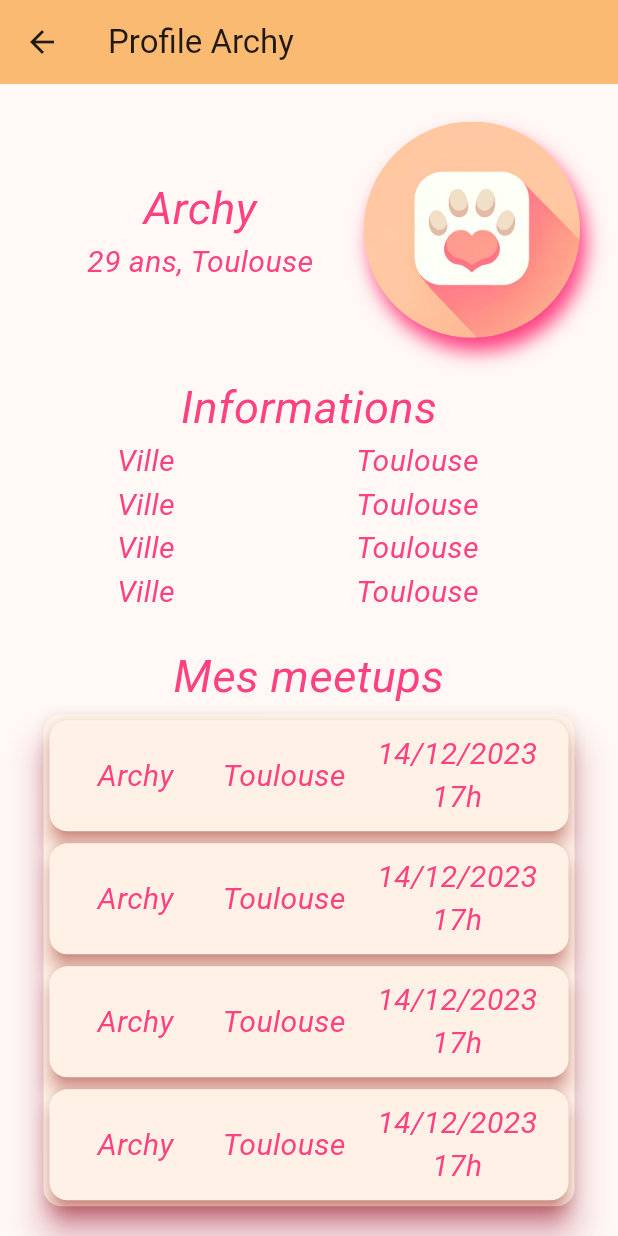
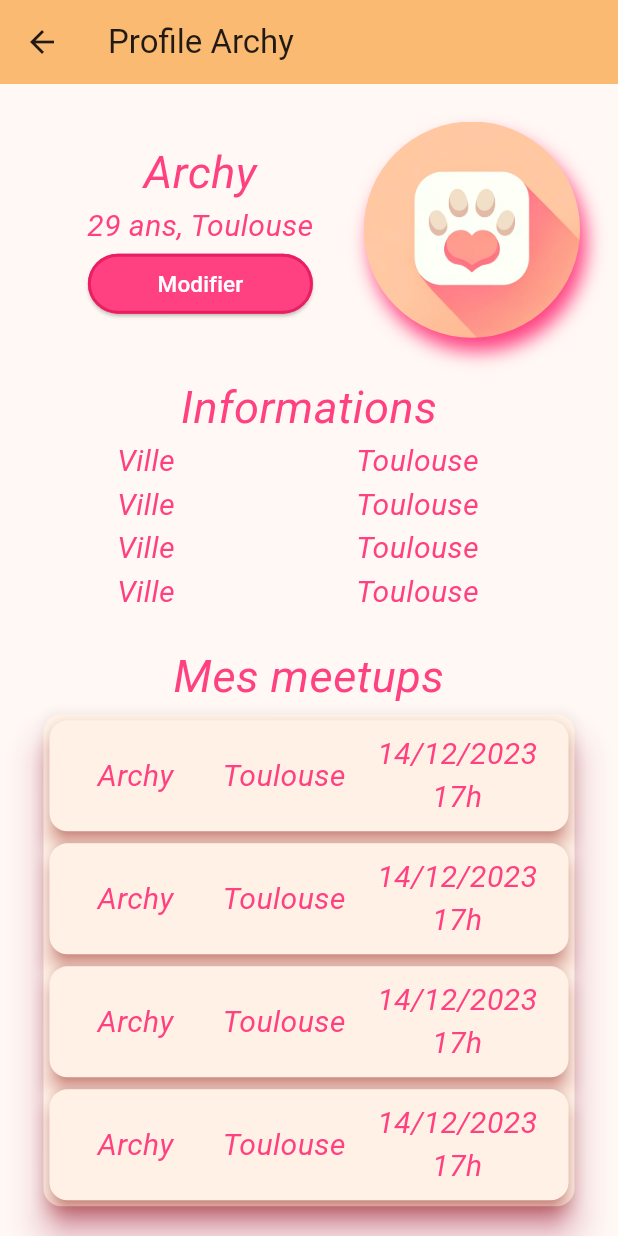
Before and after one commit to Juju-archy/furmeet_test, a Flutter app: the ProfilUSer screen opened directly, on a phone screen of 412 x 824 dp. Run offline on Flutter 3.47's test engine with Material 2 defaults, Android fonts, the phone set to English and light mode, and no system bars.

Commit message:
Bouton modifier profil

```diff
--- a/lib/page/profil/profil_user.dart
+++ b/lib/page/profil/profil_user.dart
@@ -32,7 +32,23 @@ class _ProfilUserState extends State<ProfilUSer> {
                       mainAxisAlignment: MainAxisAlignment.spaceEvenly,
                       children: [
                         textWithStyle('Archy', color: Colors.pinkAccent, fontSize: 30.0),
-                        textWithStyle('29 ans, Toulouse', color: Colors.pinkAccent, fontSize: 20.0, fontStyle: FontStyle.italic)
+                        textWithStyle('29 ans, Toulouse', color: Colors.pinkAccent, fontSize: 20.0, fontStyle: FontStyle.italic),
+                        ElevatedButton(
+                          onPressed: (){
+                            setState(() {
+
+                            });
+                          },
+                          child: Text('Modifier',  style: TextStyle(color: Colors.white, fontSize: 15),),
+                          style: ElevatedButton.styleFrom(
+                              backgroundColor: Colors.pinkAccent,
+                              fixedSize: const Size(150, 30),
+                              side: const BorderSide(
+                                  width: 2,
+                                  color: Colors.pink
+                              )
+                          ),
+                        ),
                       ],
                     ),
                   ),
```
